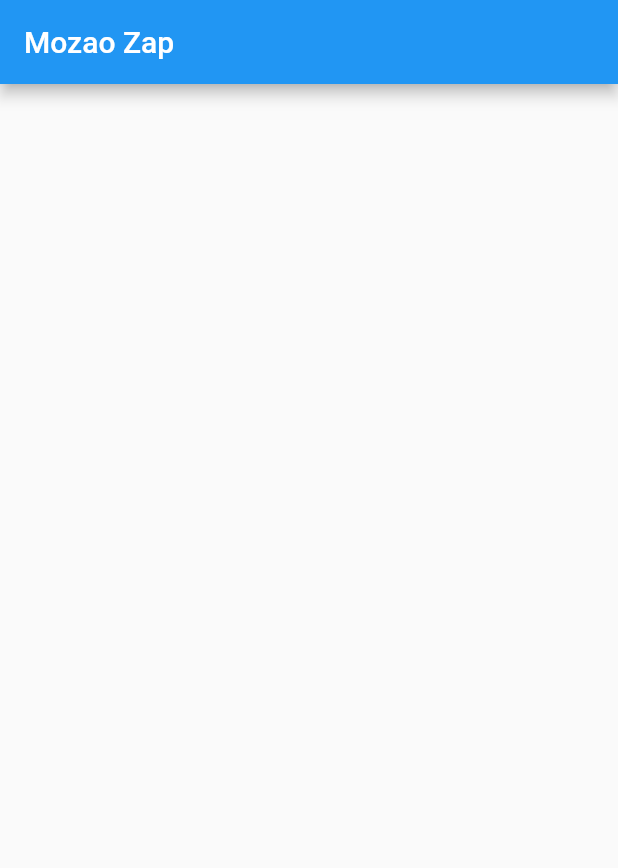
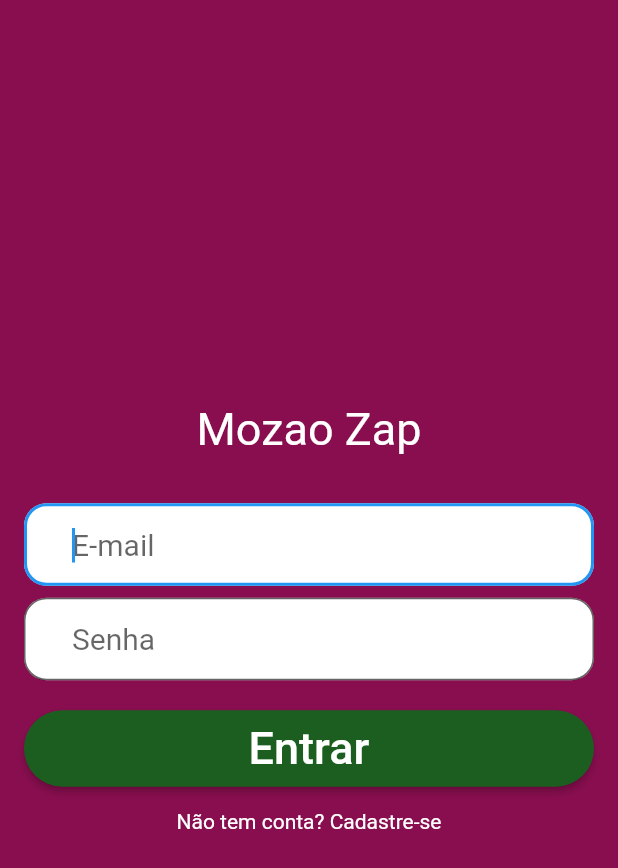
Before and after one commit to tdskrn/mozao_zap, a Flutter app: the screen it shows after launch, on a phone screen of 412 x 824 dp. Shown: the top 868 px of the screen. Run offline on Flutter 3.47's test engine with Material 2 defaults, Android fonts, the phone set to English and light mode, and no system bars; our stand-ins replace cloud_firestore, firebase_core, firebase_storage; accounts and stored records are empty.

Commit message:
att 19-07

```diff
--- /dev/null
+++ b/lib/login.dart
@@ -0,0 +1,108 @@
+import 'package:flutter/material.dart';
+import 'package:mozao_zap/cadastro.dart';
+
+class Login extends StatefulWidget {
+  const Login({Key? key}) : super(key: key);
+
+  @override
+  _LoginState createState() => _LoginState();
+}
+
+class _LoginState extends State<Login> {
+  @override
+  Widget build(BuildContext context) {
+    return Scaffold(
+      body: Container(
+        decoration: BoxDecoration(color: Colors.pink[900]),
+        padding: EdgeInsets.all(16),
+        child: Center(
+          child: SingleChildScrollView(
+            child: Column(
+              crossAxisAlignment: CrossAxisAlignment.stretch,
+              children: [
+                Padding(
+                  padding: EdgeInsets.only(bottom: 32),
+                  child: Text(
+                    "Mozao Zap",
+                    textAlign: TextAlign.center,
+                    style: TextStyle(fontSize: 30, color: Colors.white),
+                  ),
+                ),
+                Padding(
+                  padding: EdgeInsets.only(bottom: 8),
+                  child: TextField(
+                    keyboardType: TextInputType.emailAddress,
+                    style: TextStyle(fontSize: 20),
+                    decoration: InputDecoration(
+                      contentPadding: EdgeInsets.fromLTRB(32, 16, 32, 16),
+                      hintText: "E-mail",
+                      filled: true,
+                      fillColor: Colors.white,
+                      border: OutlineInputBorder(
+                        borderRadius: BorderRadius.circular(15),
+                      ),
+                    ),
+                    autofocus: true,
+                  ),
+                ),
+                Padding(
+                  padding: EdgeInsets.only(bottom: 8),
+                  child: TextField(
+                    obscureText: true,
+                    keyboardType: TextInputType.text,
+                    style: TextStyle(fontSize: 20),
+                    decoration: InputDecoration(
+                      contentPadding: EdgeInsets.fromLTRB(32, 16, 32, 16),
+                      hintText: "Senha",
+                      filled: true,
+                      fillColor: Colors.white,
+                      border: OutlineInputBorder(
+                        borderRadius: BorderRadius.circular(15),
+                      ),
+                    ),
+                    autofocus: true,
+                  ),
+                ),
+                Padding(
+                  padding: EdgeInsets.only(top: 12),
+                  child: ElevatedButton(
+                    style: ElevatedButton.styleFrom(
+                      padding: EdgeInsets.all(8),
+                      primary: Colors.green[900],
+                      shape: RoundedRectangleBorder(
+                        borderRadius: BorderRadius.circular(32),
+                      ),
+                    ),
+                    onPressed: () {},
+                    child: Text(
+                      "Entrar",
+                      style: TextStyle(
+                        fontSize: 30,
+                      ),
+                    ),
+                  ),
+                ),
+                SizedBox(
+                  height: 15,
+                ),
+                GestureDetector(
+                  onTap: () {
+                    Navigator.push(context,
+                        MaterialPageRoute(builder: (context) {
+                      return Cadastro();
+                    }));
+                  },
+                  child: Text(
+                    "Não tem conta? Cadastre-se",
+                    style: TextStyle(fontSize: 14, color: Colors.white),
+                    textAlign: TextAlign.center,
+                  ),
+                )
+              ],
+            ),
+          ),
+        ),
+      ),
+    );
+  }
+}
```
Also changed, not shown: lib/cadastro.dart (added, +151 -0 lines), lib/main.dart (+5 -7 lines).
